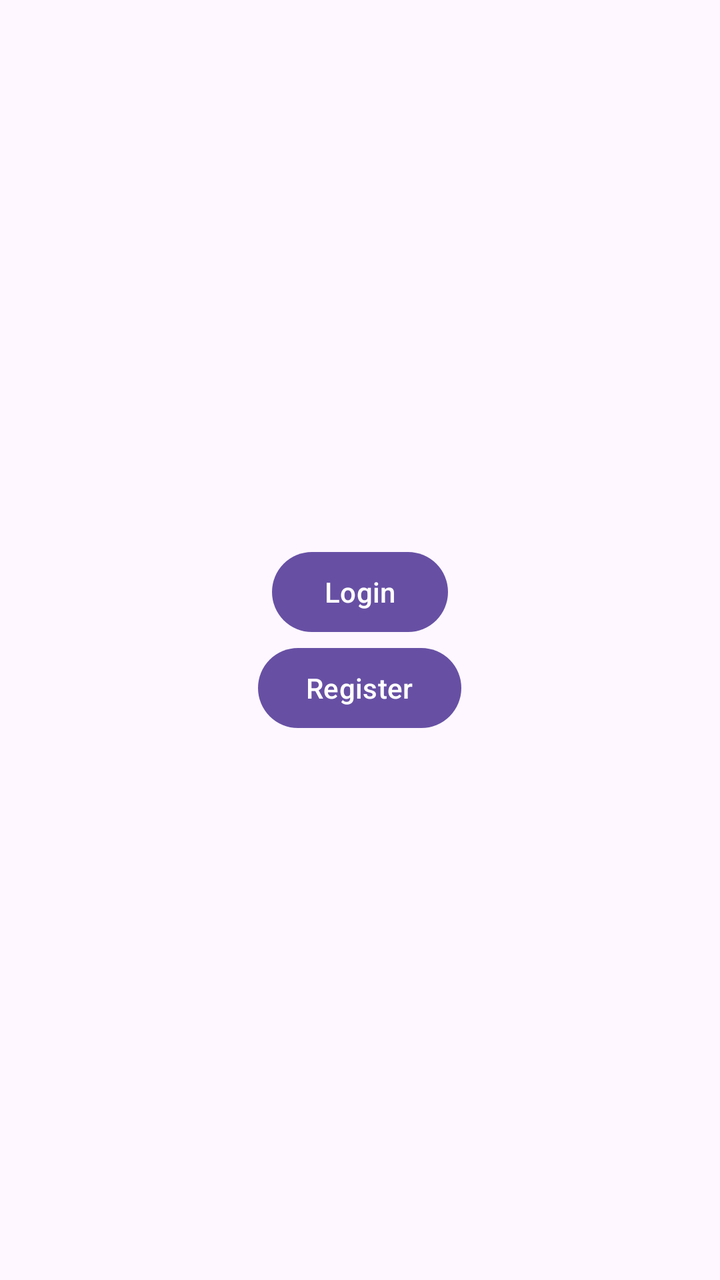
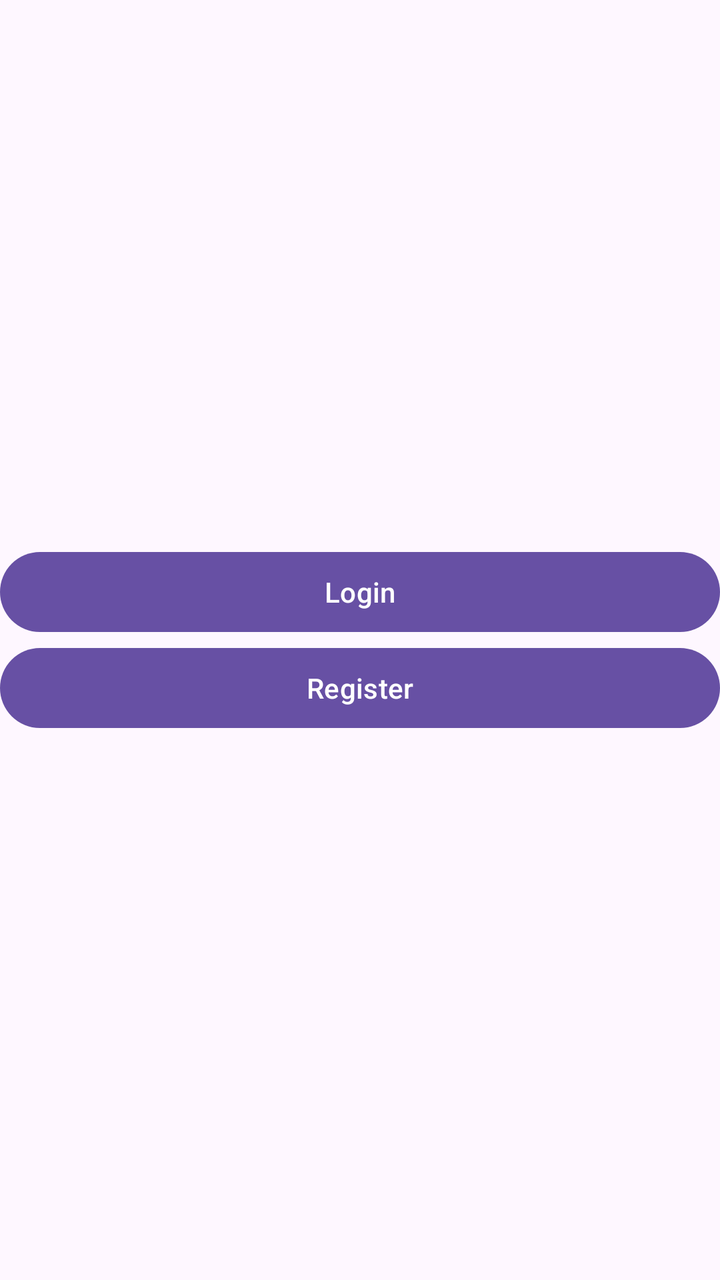

Screens rendered from an Android XML layout before and after an edit, with the pre-edit source and the edit as a unified diff.
<!-- AndroidManifest.xml: application theme Theme.MyApplication1 -->
<!-- res/layout/activity_main.xml -->
<?xml version="1.0" encoding="utf-8"?>
<LinearLayout xmlns:android="http://schemas.android.com/apk/res/android"
    xmlns:app="http://schemas.android.com/apk/res-auto"
    xmlns:tools="http://schemas.android.com/tools"
    android:id="@+id/main"
    android:layout_width="match_parent"
    android:layout_height="match_parent"
    tools:context=".MainActivity"
    android:orientation="vertical"
    android:gravity="center">

>

    <Button
        android:id="@+id/btnLogin"
        android:layout_width="wrap_content"
        android:layout_height="wrap_content"
        android:text="Login"/>
    <Button
        android:id="@+id/btnRegister"
        android:layout_width="wrap_content"
        android:layout_height="wrap_content"
        android:text="Register"/>

</LinearLayout>
<!-- resources referenced by this layout -->
<resources>
  <style name="Theme.MyApplication1" parent="Base.Theme.MyApplication1" />
  <style name="Base.Theme.MyApplication1" parent="Theme.Material3.DayNight.NoActionBar">
          
          
      </style>
</resources>

<!-- the commit's change to res/layout/activity_main.xml (unified diff, before → after) -->
@@ -13,13 +13,19 @@
 
     <Button
         android:id="@+id/btnLogin"
-        android:layout_width="wrap_content"
+        android:layout_width="match_parent"
         android:layout_height="wrap_content"
         android:text="Login"/>
     <Button
         android:id="@+id/btnRegister"
-        android:layout_width="wrap_content"
+        android:layout_width="match_parent"
         android:layout_height="wrap_content"
         android:text="Register"/>
+    <Button
+        android:id="@+id/btnLogout"
+        android:layout_width="match_parent"
+        android:layout_height="wrap_content"
+        android:text="Logout"
+        android:visibility="gone"/>
 
 </LinearLayout>
